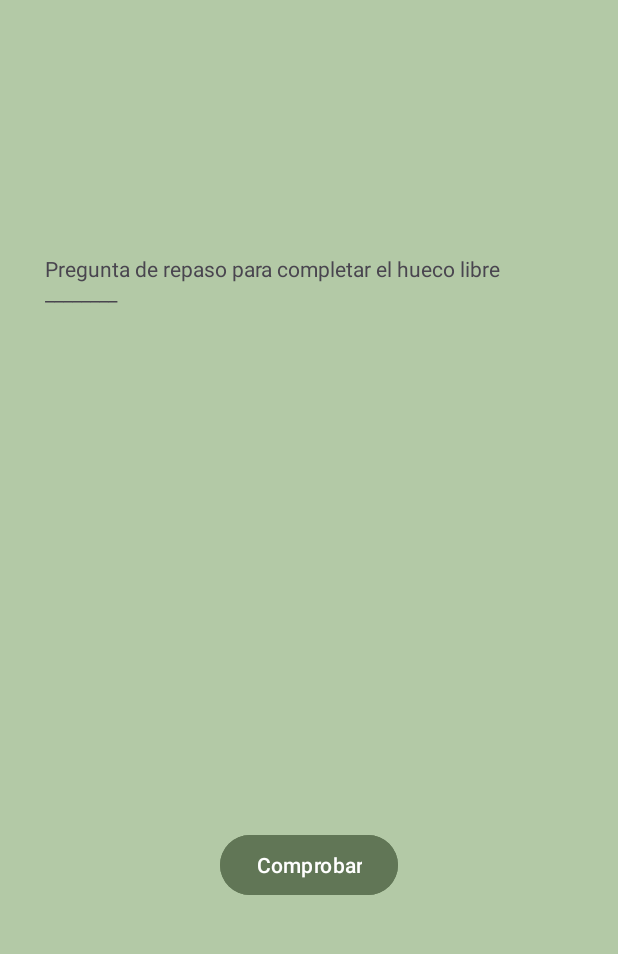
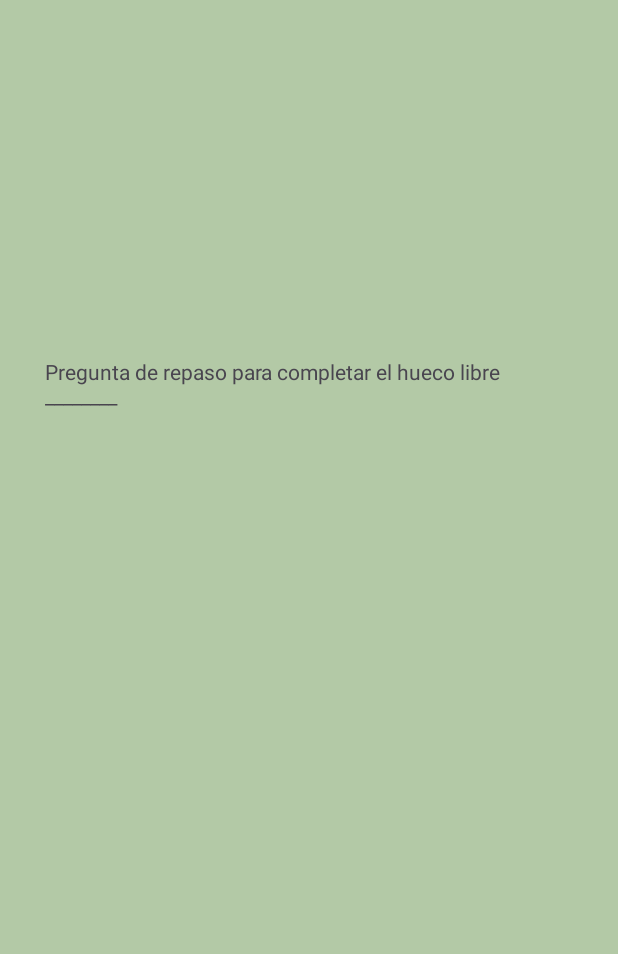
Before and after one commit to ChristianRamVel/JuegoTablero, an Android app: the fragment RepasoFragment placed in its activity, on a phone screen of 412 x 824 dp, the part 96-1050 px from its top. Run offline under Robolectric (Android 15) with nearby library versions, the phone set to English and light mode, and no system bars; our stand-ins replace Firebase (no records; nobody signed in at launch, a user with empty details on screens opened directly).

Commit message:
juego final añadido.

```diff
--- a/app/src/main/res/layout/fragment_repaso.xml
+++ b/app/src/main/res/layout/fragment_repaso.xml
@@ -33,23 +33,12 @@
             android:padding="10dp"
             android:layout_marginHorizontal="20dp"
             app:layout_constraintTop_toBottomOf="@id/tvRepasoPregunta"
-            app:layout_constraintBottom_toTopOf="@id/btnRespuesta"
+            app:layout_constraintBottom_toBottomOf="parent"
             app:layout_constraintStart_toStartOf="parent"
             app:layout_constraintEnd_toEndOf="parent">
 
         </GridLayout>
 
-        <Button
-            android:id="@+id/btnRespuesta"
-            android:layout_width="wrap_content"
-            android:layout_height="wrap_content"
-            android:text="@string/comprobar"
-            app:layout_constraintTop_toBottomOf="@id/gridRespuestasRepaso"
-            app:layout_constraintBottom_toBottomOf="parent"
-            app:layout_constraintStart_toStartOf="parent"
-            app:layout_constraintEnd_toEndOf="parent"
-            android:backgroundTint="@color/botonesComprobar"
-        />
     </androidx.constraintlayout.widget.ConstraintLayout>
 
 </FrameLayout>
```
